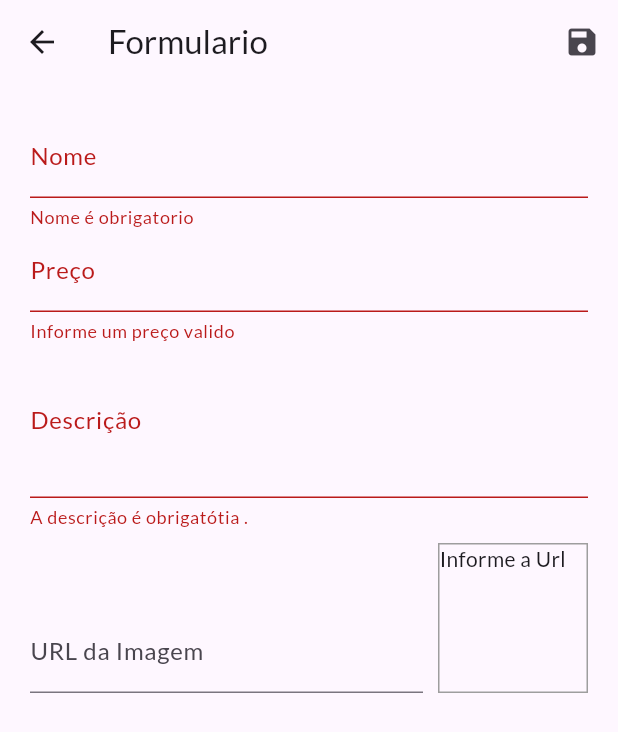
After one commit to liviamariapr/test, a Flutter app: the ProductForm screen opened by its route, after a tap on the "save" icon, on a phone screen of 412 x 824 dp. The commit adds this screen. Shown: the top 732 px of the screen. Run offline on Flutter 3.47's test engine with Material 3 defaults, Android fonts, the phone set to English and light mode, and no system bars; network calls fail.

Commit message:
insertion new features

```diff
--- a/lib/components/order_widget.dart
+++ b/lib/components/order_widget.dart
@@ -23,14 +23,15 @@ class _OrderWidgetState extends State<OrderWidget> {
               trailing: IconButton(
                 icon: Icon(Icons.expand_more),
                 onPressed: (){
-                  _expanded=!_expanded;
+                  setState((){
+                  _expanded=!_expanded;});
                 }
               )
             ),
             if(_expanded)
                 Container(
                   padding: const EdgeInsets.all(10),
-                  height: widget.order.products.length*25,
+                  height: (widget.order.products.length*40)+30,
                   child: ListView(
                     children: widget.order.products.map((prod){
                       return Row(
--- a/lib/components/product_grid.dart
+++ b/lib/components/product_grid.dart
@@ -10,7 +10,7 @@ class ProductGrid extends StatelessWidget {
   @override
   Widget build(BuildContext context) {
     final provider=Provider.of<ProductList>(context);
-    final loadedProducts = showFavoriteOnly? provider.items:provider.favorite;
+    final loadedProducts = showFavoriteOnly? provider.favorite:provider.items;
     return GridView.builder(
     padding: EdgeInsets.all(10),
     gridDelegate: SliverGridDelegateWithFixedCrossAxisCount(
--- a/lib/main.dart
+++ b/lib/main.dart
@@ -7,7 +7,9 @@ import 'package:store/pages/cart_page.dart';
 import 'package:store/pages/counter_page.dart';
 import 'package:store/pages/orders_page.dart';
 import 'package:store/pages/product_details.dart';
+import 'package:store/pages/product_form.dart';
 import 'package:store/pages/product_overview.page.dart';
+import 'package:store/pages/product_page.dart';
 import 'package:store/providers/counter_provider.dart';
 import 'package:store/utils/app_routes.dart';
 
@@ -46,6 +48,8 @@ class MyApp extends StatelessWidget {
           AppRoutes.PRODUCT_DETAIL: (cxt) => ProductDetail(),
           AppRoutes.CART: (cxt)=> CartPage(),
           AppRoutes.ORDERS: (cxt) => OrdersPage(),
+          AppRoutes.PRODUCTS: (cxt)=> ProductPage(),
+          AppRoutes.PRODUCTS_FORM: (cxt)=> ProductForm()
         }
       ),
     );
--- /dev/null
+++ b/lib/pages/product_form.dart
@@ -0,0 +1,207 @@
+import 'dart:math';
+
+import 'package:flutter/material.dart';
+import 'package:provider/provider.dart';
+import 'package:store/models/product.dart';
+import 'package:store/models/product_list.dart';
+import 'package:store/models/product_list.dart';
+
+class ProductForm extends StatefulWidget {
+  const ProductForm({super.key});
+
+  @override
+  State<ProductForm> createState() => _ProductForm();
+}
+
+class _ProductForm extends State<ProductForm> {
+  final _priceFocus=FocusNode();
+  final _descriptionFocus=FocusNode();
+  final _imageUrlFocus=FocusNode();
+  final _imageUrlController= TextEditingController();
+  final _formKey=GlobalKey<FormState>(); //para ter acesso ao formulario chave global
+  final _formData =Map<String,Object>();
+
+  @override
+  void initState(){
+    super.initState();
+    _imageUrlController.addListener(updateImage);
+  }
+  @override
+  void dispose(){
+    super.dispose();
+    _priceFocus.dispose();
+    _descriptionFocus.dispose();
+    _imageUrlController.removeListener(updateImage);
+    _imageUrlFocus.dispose();
+  }
+  void updateImage(){
+    setState(() {
+    });
+  }
+
+  void _submitForm(){
+    final isValid = _formKey.currentState?.validate()?? false;
+    if(!isValid){
+      return;
+    }
+    _formKey.currentState?.save();//faz a chamada de cada campo onSaved
+
+    Provider.of<ProductList>(context,listen: false).saveProduct(_formData);
+    Navigator.of(context).pop();
+  }
+  @override
+  void didChangeDependencies(){
+
+    super.didChangeDependencies();
+    if(_formData.isEmpty){
+      final arg=ModalRoute.of(context)?.settings.arguments;
+
+      if(arg !=null){
+        final product =arg as Product;
+
+      _formData['id']=product.id;
+      _formData['name']=product.title;
+      _formData['price']=product.price;
+      _formData['description']=product.description;
+      _formData['imageUrl']=product.imageUrl;
+      _imageUrlController.text=product.imageUrl;
+      }
+
+
+    }
+  }
+  @override
+  Widget build(BuildContext context) {
+    return Scaffold(
+      appBar: AppBar(
+        title: Text('Formulario'),
+        actions:[
+          IconButton(
+            onPressed: _submitForm,
+
+          icon: Icon(Icons.save)
+          ),
+        ]
+      ),
+
+      body: Padding(
+        padding: const EdgeInsets.all(20.0),
+        child: Form(
+          key:_formKey,  //vincula o formulario com globalkey
+          child:ListView(
+            children: [
+              TextFormField(
+                initialValue:_formData['name']?.toString(),
+                decoration: InputDecoration(
+                  labelText: 'Nome'
+                ),
+                textInputAction: TextInputAction.next,
+                onFieldSubmitted: (_){
+                  FocusScope.of(context).requestFocus(_priceFocus);
+                },
+                onSaved:(name)=>_formData['name']=name??'',
+                validator:(_name){
+                  final name = _name ?? '';
+
+                  if(name.trim().isEmpty){
+                    return 'Nome é obrigatorio';
+                  }
+
+                  if(name.trim().length<3){
+                    return 'Nome precisa no minino 3 letras';
+                  }
+                  return null;
+                }
+              ),
+              TextFormField(
+                initialValue:_formData['price']?.toString(),
+                decoration: InputDecoration(
+                  labelText: 'Preço'
+                ),
+                textInputAction: TextInputAction.next,
+                focusNode: _priceFocus,
+                keyboardType: TextInputType.numberWithOptions(
+                  decimal:true,
+                ),
+                onFieldSubmitted: (_){
+                  FocusScope.of(context).requestFocus(_descriptionFocus);
+                },
+                 onSaved:(price)=>_formData['price']= double.parse(price??'0'),
+                 validator: (_price){
+                  final priceString = _price ?? '-1';
+                  final price = double.tryParse(priceString) ?? -1;
+                  if (price<=0){
+                    return 'Informe um preço valido';
+                  }
+                  return null;
+                 }
+              ),
+               TextFormField(
+                initialValue:_formData['description']?.toString(),
+                decoration: InputDecoration(
+                  labelText: 'Descrição'
+                ),
+                focusNode: _descriptionFocus,
+                textInputAction: TextInputAction.next,
+               keyboardType:TextInputType.multiline,
+               maxLines:3,
+               onSaved:(description)=>_formData['description']=description??'',
+               validator:(_description){
+                  final description= _description ?? '';
+
+                  if(description.trim().isEmpty){
+                    return 'A descrição é obrigatótia .';
+                  }
+
+                  if(description.trim().length<10){
+                    return 'A descrição precisa no minino 10 letras';
+                  }
+                  return null;
+                }
+              ),
+              Row(
+                crossAxisAlignment: CrossAxisAlignment.end,
+                children: [
+                  Expanded(
+                    child: TextFormField(
+                      decoration: InputDecoration(
+                        labelText: 'URL da Imagem'
+                      ),
+                      focusNode: _imageUrlFocus,
+                      controller: _imageUrlController,
+                      textInputAction: TextInputAction.done,
+                     keyboardType:TextInputType.url,
+                     onFieldSubmitted:(_)=> _submitForm(),
+                     onSaved:(imageUrl)=>_formData['imageUrl']=imageUrl??'',
+
+                    ),
+                  ),
+                  SizedBox(height: 10,),
+                  Container(
+                    height: 100,
+                    width: 100,
+                    margin: EdgeInsets.only(
+                        top:10,
+                        left: 10,
+                    ),
+                    decoration: BoxDecoration(
+                      border: Border.all(
+                        color: Colors.grey,
+                        width: 1,
+                      ),
+                    ),
+                    child: _imageUrlController.text.isEmpty? Text('Informe a Url'):
+                    FittedBox(
+                      child: Image.network(_imageUrlController.text),
+                      fit: BoxFit.cover,
+                    ) ,
+                  )
+                ],
+              ),
+            ]
+          )
+        ),
+      )
+    );
+  }
+}
--- a/lib/pages/product_overview.page.dart
+++ b/lib/pages/product_overview.page.dart
@@ -37,7 +37,7 @@ class _ProductOvervieState extends State<ProductOvervie> {
                   ),
                   PopupMenuItem(
                     child: Text('Todos'),
-                    value: FilterOption.Favorite,
+                    value: FilterOption.All,
                   ),
 
                 ],
--- a/lib/utils/app_routes.dart
+++ b/lib/utils/app_routes.dart
@@ -3,4 +3,7 @@ class AppRoutes{
   static const PRODUCT_DETAIL = '/product-detail';
   static const CART ='/cart';
   static const ORDERS ='/orders';
+  static const PRODUCTS ='/products';
+  static const PRODUCTS_FORM ='/products-form';
+
 }
```
Also changed, not shown: lib/components/app_drawer.dart (+11 -0 lines), lib/components/cart_item_widget.dart (+19 -1 lines), lib/components/product_item.dart (+13 -0 lines), lib/components/produt_item_widget.dart (added, +58 -0 lines), lib/models/cart.dart (+22 -0 lines), lib/models/product_list.dart (+40 -1 lines), lib/pages/product_page.dart (added, +38 -0 lines).
